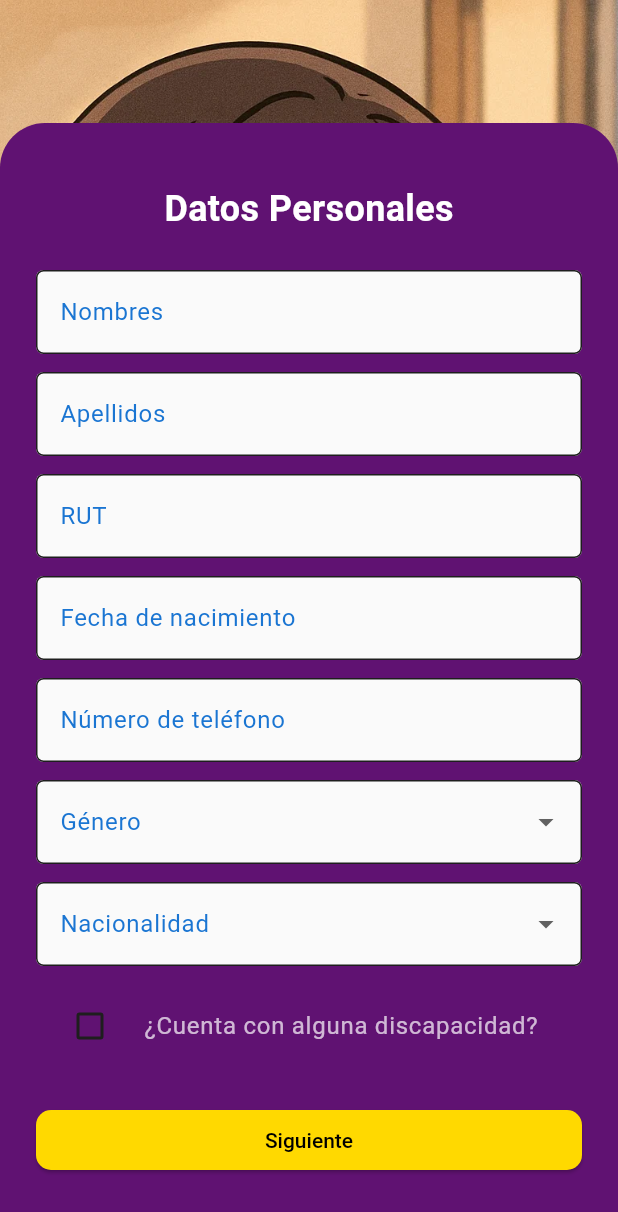
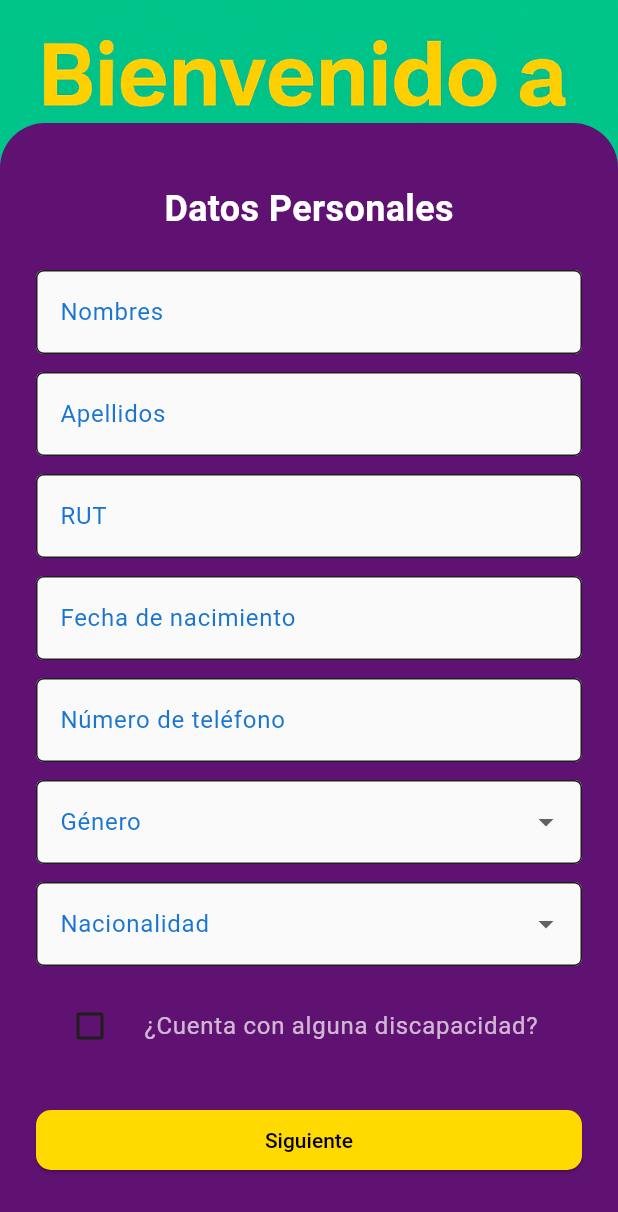
Before and after one commit to ByTiGerr1/goodjob-app, a Flutter app: the screen it shows after launch, after a tap on "Crear cuenta", on a phone screen of 412 x 824 dp. Shown: the top 1212 px of the screen. Run offline on Flutter 3.47's test engine with Material 3 defaults, Android fonts, the phone set to English and light mode, and no system bars; our stand-ins replace cloud_firestore, cloud_functions, firebase_auth, firebase_core, firebase_messaging, firebase_storage and 6 more; accounts and stored records are empty; Roboto replaces fonts that are missing (Ubuntu).

```diff
--- a/goodjob_app/lib/src/screens/login_screen.dart
+++ b/goodjob_app/lib/src/screens/login_screen.dart
@@ -87,7 +87,7 @@ class _LoginScreenState extends State<LoginScreen> {
               width: double.infinity,
               decoration: const BoxDecoration(
                 image: DecorationImage(
-                  image: AssetImage('assets/images/monachina.webp'), // Asegúrate de que esta sea la ruta correcta a tu imagen
+                  image: AssetImage('assets/images/onboarding.jpg'), // Asegúrate de que esta sea la ruta correcta a tu imagen
                   fit: BoxFit.cover,
                 ),
               ),
--- a/goodjob_app/lib/src/screens/register_screen.dart
+++ b/goodjob_app/lib/src/screens/register_screen.dart
@@ -578,7 +578,7 @@ class _RegisterScreenState extends State<RegisterScreen> {
               width: double.infinity,
               decoration: const BoxDecoration(
                 image: DecorationImage(
-                  image: AssetImage('assets/images/monachina.webp'),
+                  image: AssetImage('assets/images/onboarding.jpg'),
                   fit: BoxFit.cover,
                 ),
               ),
--- a/goodjob_app/lib/src/screens/welcome_screen.dart
+++ b/goodjob_app/lib/src/screens/welcome_screen.dart
@@ -46,14 +46,6 @@ class WelcomeScreen extends StatelessWidget {
                       color: Colors.white,
                     ),
                   ),
-                  const SizedBox(height: 8),
-                  const Text(
-                    'Y comienza a hacer dinero fácil',
-                    style: TextStyle(
-                      fontSize: 16,
-                      color: Color.fromARGB(179, 255, 255, 255),
-                    ),
-                  ),
                   const SizedBox(height: 44),
                   SizedBox(
                     width: double.infinity,
@@ -68,7 +60,6 @@ class WelcomeScreen extends StatelessWidget {
                   SizedBox(
                     width: double.infinity,
                     child: ElevatedButton(
-
                       onPressed: () => Navigator.pushNamed(context, 'login'),
                       child: const Text('Iniciar sesión'),
                     ),
```
Also changed, not shown: goodjob_app/assets/images/onboarding.jpg.
